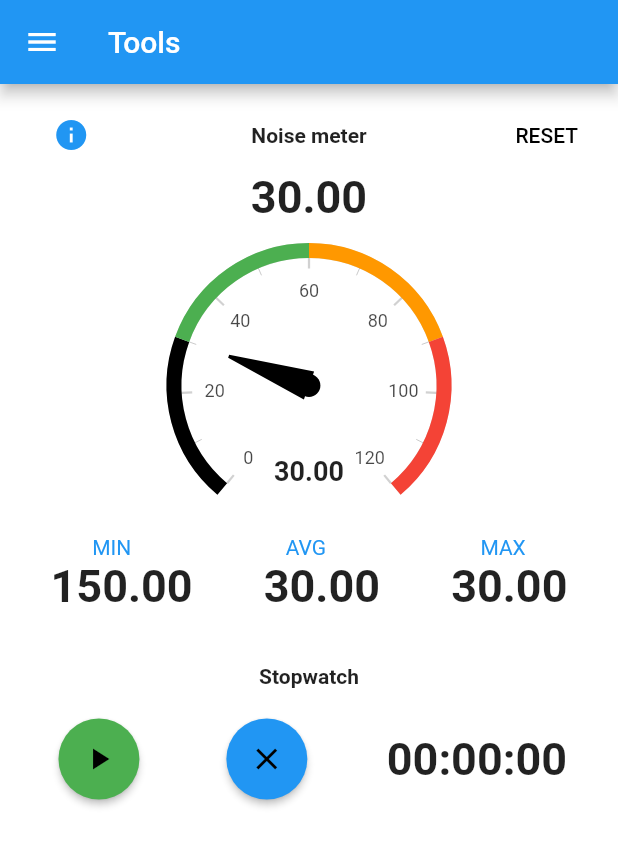
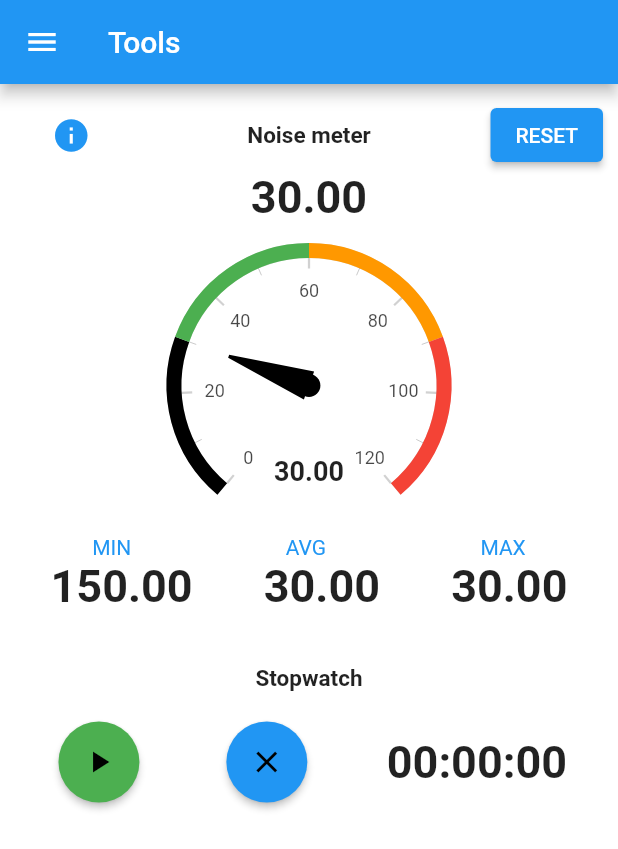
Before and after one commit to masterdodo/flutter-noise-app, a Flutter app: the ToolsScreen screen opened by its route, on a phone screen of 412 x 824 dp. Shown: the top 849 px of the screen. Run offline on Flutter 3.47's test engine with Material 2 defaults, Android fonts, the phone set to English and light mode, and no system bars; drawn by our look-alikes of syncfusion_flutter_gauges; our stand-ins replace audioplayers, file_picker, flutter_local_notifications, fluttertoast, share, shared_preferences; missing offline and left inert: firebase_admob, flutter_email_sender, noise_meter, volume; accounts and stored records are empty.

Commit message:
tools screen corrected, title merged, reset btn to elevated, sizes calibrated

```diff
--- a/lib/screens/tools/toolsscreen.dart
+++ b/lib/screens/tools/toolsscreen.dart
@@ -210,7 +210,11 @@ class _ToolsScreenState extends State<ToolsScreen> {
                     SizedBox(
                       width: 75,
                       child: IconButton(
-                        icon: Icon(Icons.info),
+                        color: Colors.blue,
+                        icon: Icon(
+                          Icons.info,
+                          size: 26,
+                        ),
                         onPressed: () {
                           Fluttertoast.cancel();
                           Fluttertoast.showToast(
@@ -220,20 +224,25 @@ class _ToolsScreenState extends State<ToolsScreen> {
                               gravity: ToastGravity.CENTER,
                               fontSize: 20);
                         },
-                        color: Colors.blue,
                       ),
                     ),
                     Text(
                       AppLocalizations.of(context)
                           .translate('noise_meter_string'),
-                      style: TextStyle(fontWeight: FontWeight.bold),
+                      style: TextStyle(
+                        fontWeight: FontWeight.bold,
+                        fontSize: 15,
+                      ),
                     ),
                     SizedBox(
                       width: 75,
-                      child: TextButton(
+                      child: ElevatedButton(
+                        style: ElevatedButton.styleFrom(
+                          primary: Colors.blue,
+                        ),
                         child: Text(
                           "RESET",
-                          style: TextStyle(color: Colors.black),
+                          style: TextStyle(fontSize: 14),
                         ),
                         onPressed: this.resetNoise,
                       ),
@@ -349,7 +358,10 @@ class _ToolsScreenState extends State<ToolsScreen> {
                     child: Text(
                       AppLocalizations.of(context)
                           .translate('stopwatch_string'),
-                      style: TextStyle(fontWeight: FontWeight.bold),
+                      style: TextStyle(
+                        fontWeight: FontWeight.bold,
+                        fontSize: 15,
+                      ),
                     )),
                 Row(
                   mainAxisAlignment: MainAxisAlignment.spaceAround,
```
